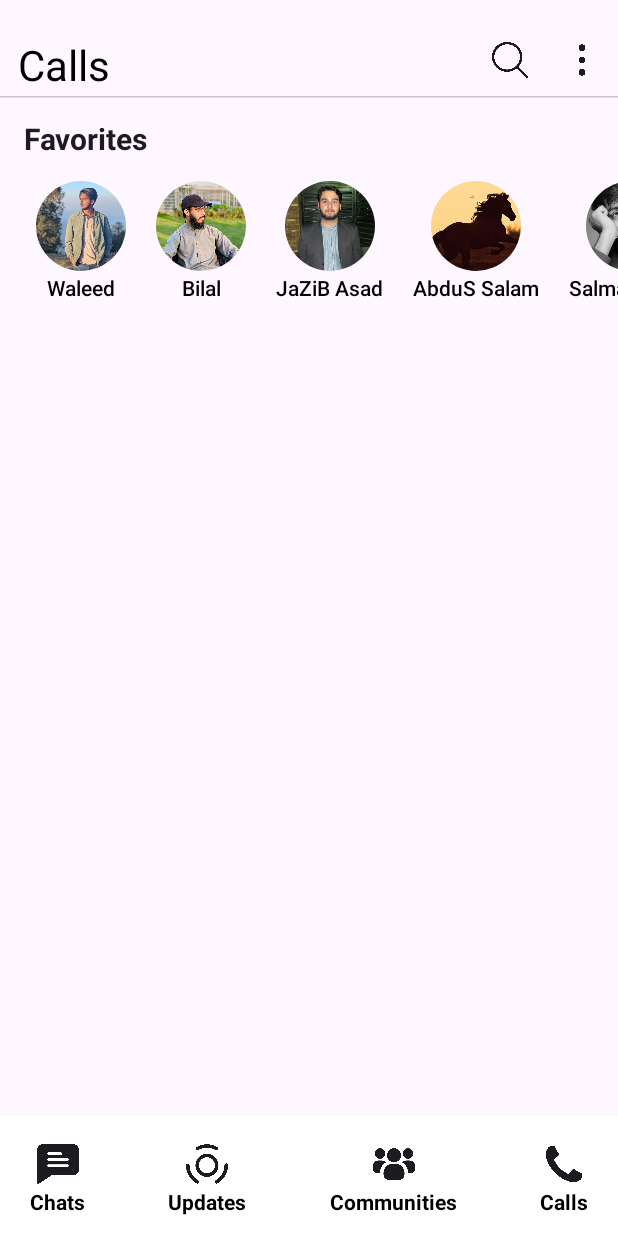
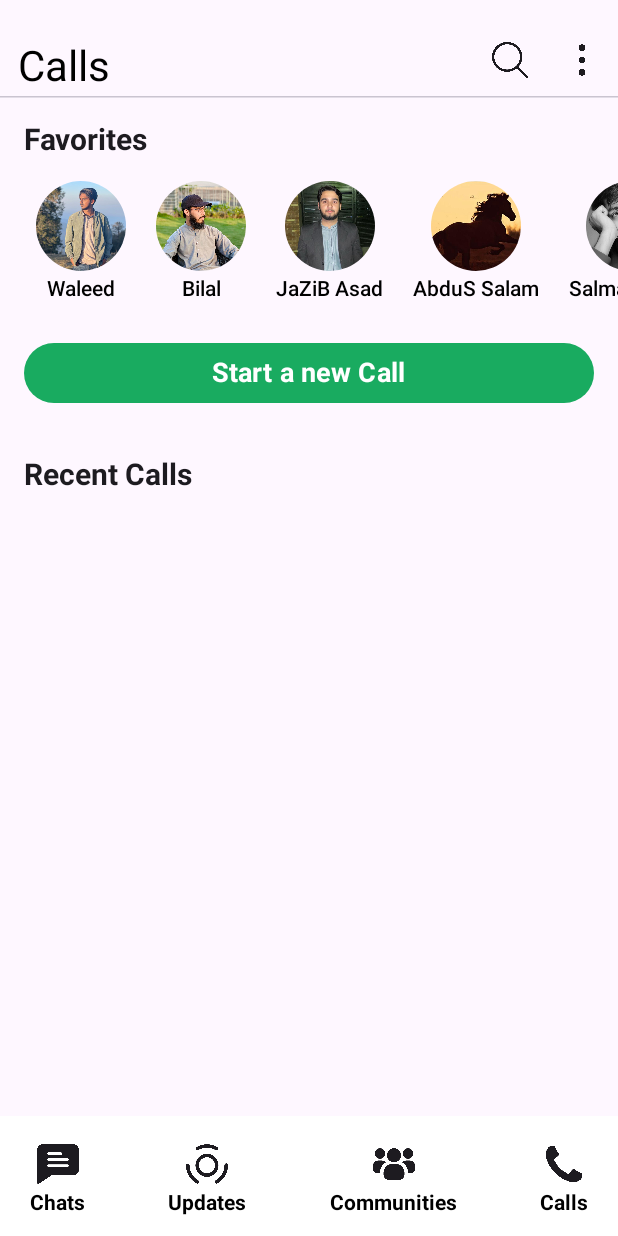
Before and after one commit to Muhammad-bilal-503/WhatsApp-Clone, an Android app built with Jetpack Compose: the @Preview function CallScreen, on a phone screen of 412 x 824 dp. Run offline under Robolectric (Android 15) with nearby library versions, the phone set to English and light mode, and no system bars.

Commit message:
initial Commit

```diff
--- a/app/src/main/java/com/example/whatsapp/presentation/callscreen/CallScreen.kt
+++ b/app/src/main/java/com/example/whatsapp/presentation/callscreen/CallScreen.kt
@@ -8,6 +8,8 @@ import androidx.compose.foundation.layout.fillMaxWidth
 import androidx.compose.foundation.layout.height
 import androidx.compose.foundation.layout.padding
 import androidx.compose.foundation.layout.size
+import androidx.compose.material3.Button
+import androidx.compose.material3.ButtonDefaults
 import androidx.compose.material3.DropdownMenu
 import androidx.compose.material3.DropdownMenuItem
 import androidx.compose.material3.HorizontalDivider
@@ -24,7 +26,9 @@ import androidx.compose.runtime.remember
 import androidx.compose.runtime.setValue
 import androidx.compose.ui.Modifier
 import androidx.compose.ui.graphics.Color
+import androidx.compose.ui.res.colorResource
 import androidx.compose.ui.res.painterResource
+import androidx.compose.ui.text.font.FontWeight
 import androidx.compose.ui.tooling.preview.Preview
 import androidx.compose.ui.unit.dp
 import androidx.compose.ui.unit.sp
@@ -34,7 +38,7 @@ import com.example.whatsapp.presentation.bottomnavigation.BottomNavigationBar
 
 @Composable
 @Preview(showBackground = true, showSystemUi = true)
-fun CallScreen(){
+fun CallScreen() {
 
     var inSearching by remember {
         mutableStateOf(false)
@@ -143,6 +147,31 @@ fun CallScreen(){
             Spacer(modifier = Modifier.height(height = 16.dp))
             FavoritesSection()
 
+            Button(
+                onClick = {},
+                colors = ButtonDefaults.buttonColors(containerColor = colorResource(id = R.color.light_green)),
+                modifier = Modifier
+                    .fillMaxWidth()
+                    .padding(16.dp)
+            ) {
+                Text(
+                    text = "Start a new Call",
+                    color = Color.White,
+                    fontSize = 18.sp,
+                    fontWeight = FontWeight.Bold
+                )
+            }
+
+            Spacer(modifier = Modifier.height(8.dp))
+
+
+            Text(
+                text = "Recent Calls",
+                fontSize = 20.sp,
+                fontWeight = FontWeight.Bold,
+                modifier = Modifier.padding(horizontal = 16.dp, vertical = 8.dp)
+            )
+
         }
 
     }
--- a/app/src/main/java/com/example/whatsapp/presentation/homescreen/HomeScreen.kt
+++ b/app/src/main/java/com/example/whatsapp/presentation/homescreen/HomeScreen.kt
@@ -229,10 +229,11 @@ fun HomeScreen() {
             HorizontalDivider(thickness = 1.dp)
 
             LazyColumn {
-                items(chatData){
-                    ChatDesign(chatDesignModel = it)
+                items(chatData) { chat ->
+                    ChatDesign(chatDesignModel = chat)
                 }
             }
+
 
         }
 
```
Also changed, not shown: 1 other file.
